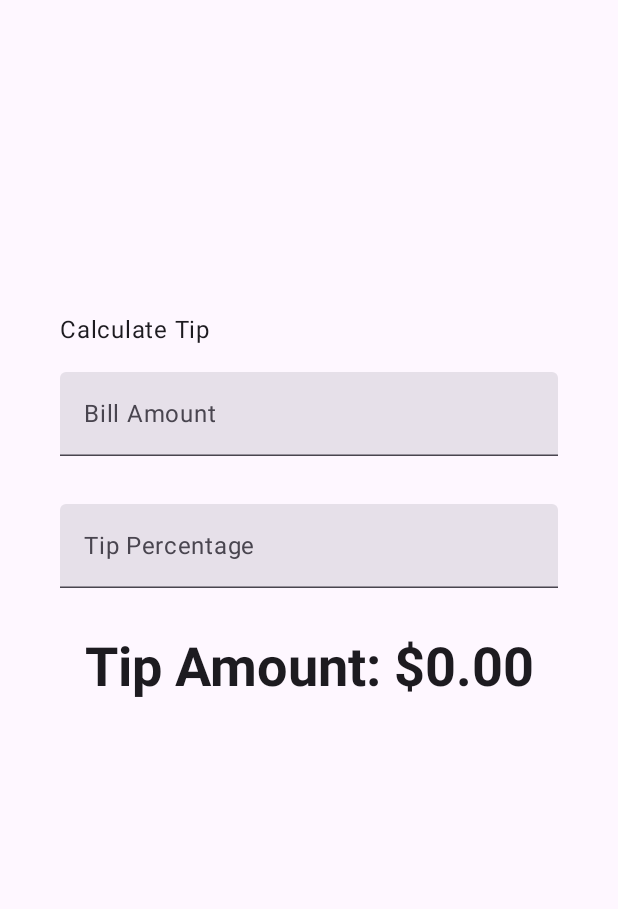
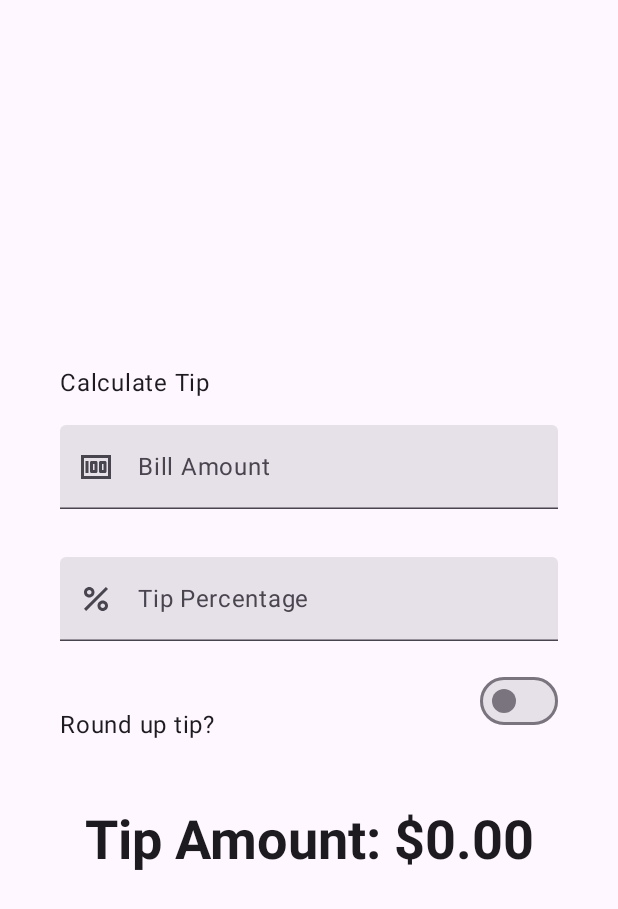
Before and after one commit to Benji161220/Tip-Time, an Android app built with Jetpack Compose: the screen it shows after launch (MainActivity), on a phone screen of 412 x 824 dp. Shown: the top 909 px of the screen. Run offline under Robolectric (Android 15) with nearby library versions, the phone set to English and light mode, and no system bars.

Commit message:
codelab 4 terminado

```diff
--- a/app/src/main/java/com/example/tiptime/MainActivity.kt
+++ b/app/src/main/java/com/example/tiptime/MainActivity.kt
@@ -19,21 +19,27 @@ import android.os.Bundle
 import androidx.activity.ComponentActivity
 import androidx.activity.compose.setContent
 import androidx.activity.enableEdgeToEdge
+import androidx.annotation.DrawableRes
 import androidx.annotation.StringRes
 import androidx.compose.foundation.layout.Arrangement
 import androidx.compose.foundation.layout.Column
+import androidx.compose.foundation.layout.Row
 import androidx.compose.foundation.layout.Spacer
 import androidx.compose.foundation.layout.fillMaxSize
 import androidx.compose.foundation.layout.fillMaxWidth
 import androidx.compose.foundation.layout.height
 import androidx.compose.foundation.layout.padding
 import androidx.compose.foundation.layout.safeDrawingPadding
+import androidx.compose.foundation.layout.size
 import androidx.compose.foundation.layout.statusBarsPadding
+import androidx.compose.foundation.layout.wrapContentWidth
 import androidx.compose.foundation.rememberScrollState
 import androidx.compose.foundation.text.KeyboardOptions
 import androidx.compose.foundation.verticalScroll
+import androidx.compose.material3.Icon
 import androidx.compose.material3.MaterialTheme
 import androidx.compose.material3.Surface
+import androidx.compose.material3.Switch
 import androidx.compose.material3.Text
 import androidx.compose.material3.TextField
 import androidx.compose.runtime.Composable
@@ -44,7 +50,9 @@ import androidx.compose.runtime.remember
 import androidx.compose.runtime.setValue
 import androidx.compose.ui.Alignment
 import androidx.compose.ui.Modifier
+import androidx.compose.ui.res.painterResource
 import androidx.compose.ui.res.stringResource
+import androidx.compose.ui.text.input.ImeAction
 import androidx.compose.ui.text.input.KeyboardType
 import androidx.compose.ui.tooling.preview.Preview
 import androidx.compose.ui.unit.dp
@@ -70,12 +78,15 @@ class MainActivity : ComponentActivity() {
 @Composable
 fun TipTimeLayout() {
     var amountInput by remember { mutableStateOf("") }
+    var roundUp by remember { mutableStateOf(false) }
     var tipInput by remember { mutableStateOf("") }
     val amount = amountInput.toDoubleOrNull() ?: 0.0
     val tipPercent = tipInput.toDoubleOrNull() ?: 0.0
-    val tip = calculateTip(amount, tipPercent)
+    val tip = calculateTip(amount, tipPercent, roundUp)
     Column(
-        modifier = Modifier.padding(40.dp),
+        modifier = Modifier
+            .padding(40.dp)
+            .verticalScroll(rememberScrollState()),
         horizontalAlignment = Alignment.CenterHorizontally,
         verticalArrangement = Arrangement.Center
     ) {
@@ -87,6 +98,11 @@ fun TipTimeLayout() {
         )
         EditNumberField(
             label = R.string.bill_amount,
+            leadingIcon = R.drawable.money,
+            keyboardOptions = KeyboardOptions.Default.copy(
+                keyboardType = KeyboardType.Number,
+                imeAction = ImeAction.Next
+            ),
             value = amountInput,
             onValueChange = { amountInput = it },
             modifier = Modifier
@@ -95,43 +111,90 @@ fun TipTimeLayout() {
         )
         EditNumberField(
             label = R.string.how_was_the_service,
+            leadingIcon = R.drawable.percent,
+            keyboardOptions = KeyboardOptions.Default.copy(
+                keyboardType = KeyboardType.Number,
+                imeAction = ImeAction.Done
+            ),
+
             value = tipInput,
             onValueChange = { tipInput = it },
             modifier = Modifier
                 .padding(bottom = 32.dp)
                 .fillMaxWidth()
         )
+        RoundTheTipRow(
+            roundUp = roundUp,
+            onRoundUpChanged = { roundUp = it },
+            modifier = Modifier.padding(bottom = 32.dp)
+        )
+
         Text(
             text = stringResource(R.string.tip_amount, tip),
             style = MaterialTheme.typography.displaySmall
         )
-        Spacer(modifier = Modifier.height(150.dp))
     }
+    Spacer(modifier = Modifier.height(150.dp))
+
 }
 @Composable
 fun EditNumberField(
     @StringRes label: Int,
+    @DrawableRes leadingIcon: Int,
+    keyboardOptions: KeyboardOptions,
     value: String,
     onValueChange: (String) -> Unit,
     modifier: Modifier = Modifier
 ) {
     TextField(
         value = value,
+        leadingIcon = { Icon(painter = painterResource(id = leadingIcon), null) },
         onValueChange = onValueChange,
         singleLine = true,
         label = { Text(stringResource(label)) },
-        keyboardOptions = KeyboardOptions(keyboardType = KeyboardType.Number),
+        keyboardOptions = keyboardOptions,
         modifier = modifier
     )
 }
+@Composable
+fun RoundTheTipRow(
+    roundUp: Boolean,
+    onRoundUpChanged: (Boolean) -> Unit,
+    modifier: Modifier = Modifier
+) {
+    Row(
+        modifier = modifier
+            .fillMaxWidth()
+            .size(48.dp),
+        verticalAlignment = Alignment.CenterVertically
+    ) {
+        Text(text = stringResource(R.string.round_up_tip))
+        Switch(
+            modifier = modifier
+                .fillMaxWidth()
+                .wrapContentWidth(Alignment.End),
+            checked = roundUp,
+            onCheckedChange = onRoundUpChanged,
+        )
+
+    }
+}
+
 
 /**
  * Calculates the tip based on the user input and format the tip amount
  * according to the local currency.
  * Example would be "$10.00".
  */
-private fun calculateTip(amount: Double, tipPercent: Double = 15.0): String {
-    val tip = tipPercent / 100 * amount
+private fun calculateTip(
+    amount: Double,
+    tipPercent: Double = 15.0,
+    roundUp: Boolean
+): String {
+    var tip = tipPercent / 100 * amount
+    if (roundUp) {
+        tip = kotlin.math.ceil(tip)
+    }
     return NumberFormat.getCurrencyInstance().format(tip)
 }
 
```
